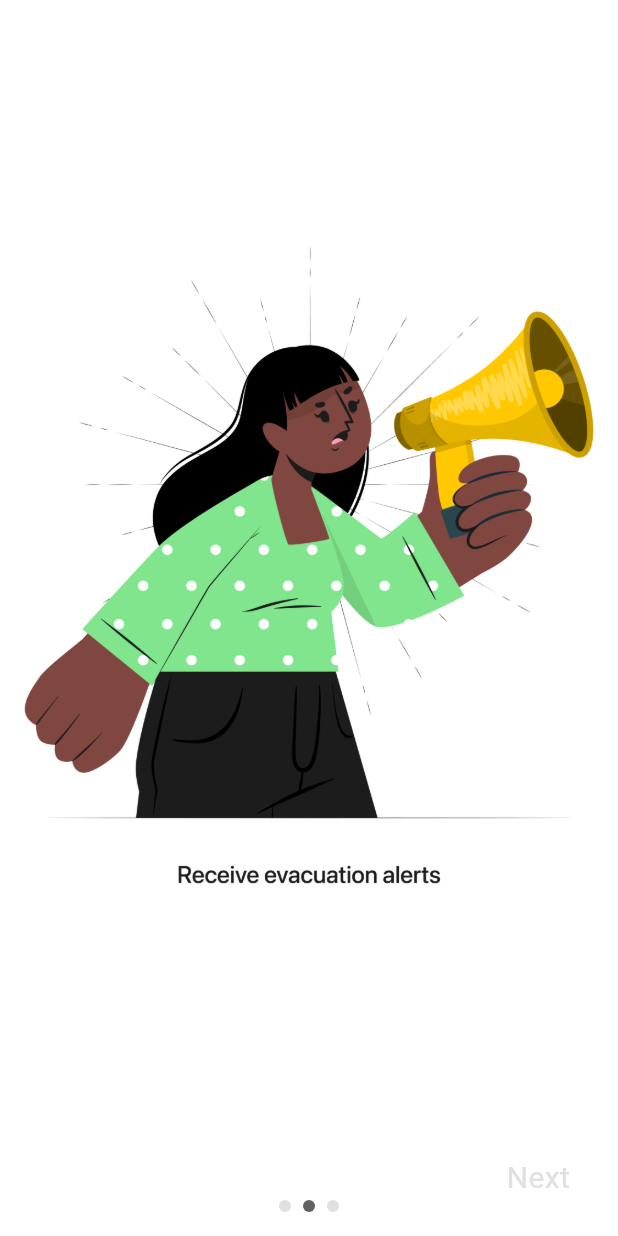
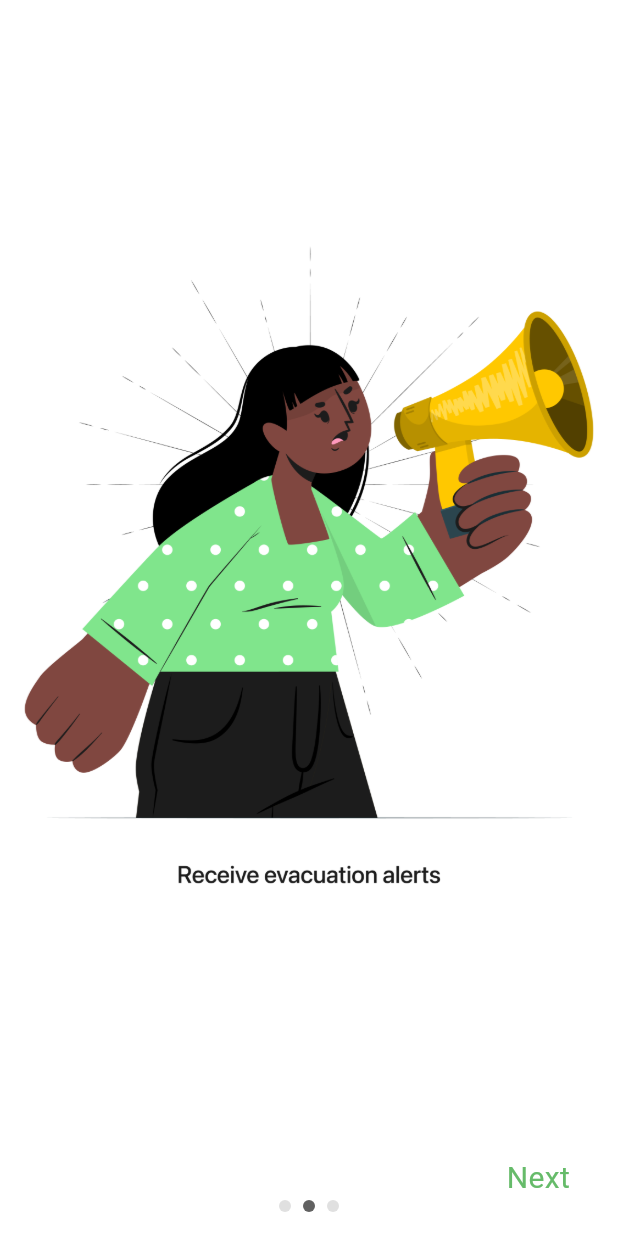
Before and after one commit to ISIS3510-Seccion-2-Grupo-21/resq-flutter, a Flutter app: the screen it shows after launch, after a tap on "Next", on a phone screen of 412 x 824 dp. Run offline on Flutter 3.47's test engine with Material 3 defaults, Android fonts, the light colour scheme and no system bars; our stand-ins replace bloc, card_swiper, cloud_firestore, connectivity_plus, equatable, firebase_auth and 7 more; missing offline and left inert: shake; accounts and stored records are empty.

Commit message:
Business question type 2

```diff
--- a/lib/screens/onboarding/onboarding_parent_screen.dart
+++ b/lib/screens/onboarding/onboarding_parent_screen.dart
@@ -5,6 +5,7 @@ import 'package:resq/screens/onboarding/onboarding_screen2.dart';
 import 'package:resq/screens/onboarding/onboarding_screen3.dart';
 import 'package:resq/screens/onboarding/final_onboarding_screen.dart';
 import 'package:connectivity_plus/connectivity_plus.dart';
+import 'package:resq/screens/onboarding/onboarding_screen4.dart';
 
 class OnboardingParentScreen extends StatefulWidget {
   @override
@@ -30,7 +31,8 @@ class _OnboardingParentScreenState extends State<OnboardingParentScreen> {
       OnboardingScreen1(navigateToNextScreen),
       OnboardingScreen2(navigateToNextScreen),
       OnboardingScreen3(navigateToNextScreen),
-      FinalOnboardingScreen(),
+      OnboardingScreen4(navigateToNextScreen),
+      const FinalOnboardingScreen(),
     ];
   }
 
--- a/lib/screens/onboarding/onboarding_screen1.dart
+++ b/lib/screens/onboarding/onboarding_screen1.dart
@@ -33,7 +33,7 @@ class OnboardingScreen1 extends StatelessWidget {
                     'Next',
                     style: TextStyle(
                       fontSize: 20,
-                      color: Colors.grey[300],
+                      color: Colors.green[400],
                     ),
                   ),
                 ),
--- a/lib/screens/onboarding/onboarding_screen2.dart
+++ b/lib/screens/onboarding/onboarding_screen2.dart
@@ -32,7 +32,7 @@ class OnboardingScreen2 extends StatelessWidget {
                     'Next',
                     style: TextStyle(
                       fontSize: 20,
-                      color: Colors.grey[300],
+                      color: Colors.green[400],
                     ),
                   ),
                 ),
--- a/lib/screens/onboarding/onboarding_screen3.dart
+++ b/lib/screens/onboarding/onboarding_screen3.dart
@@ -23,7 +23,7 @@ class OnboardingScreen3 extends StatelessWidget {
               child: InkWell(
                 onTap: navigateToNextScreen,
                 child: Container(
-                  padding: EdgeInsets.symmetric(horizontal: 16, vertical: 8),
+                  padding: const EdgeInsets.symmetric(horizontal: 16, vertical: 8),
                   decoration: BoxDecoration(
                     color: Colors.transparent,
                     borderRadius: BorderRadius.circular(8),
@@ -32,7 +32,7 @@ class OnboardingScreen3 extends StatelessWidget {
                     'Next',
                     style: TextStyle(
                       fontSize: 20,
-                      color: Colors.grey[300],
+                      color: Colors.green[400],
                     ),
                   ),
                 ),
--- /dev/null
+++ b/lib/screens/onboarding/onboarding_screen4.dart
@@ -0,0 +1,112 @@
+import 'package:flutter/material.dart';
+import 'package:firebase_core/firebase_core.dart';
+import 'package:cloud_firestore/cloud_firestore.dart';
+
+class OnboardingScreen4 extends StatelessWidget {
+  final VoidCallback navigateToNextScreen;
+
+  const OnboardingScreen4(this.navigateToNextScreen, {Key? key});
+
+  @override
+  Widget build(BuildContext context) {
+    return MaterialApp(
+      home: Scaffold(
+        body: Stack(
+          children: [
+            StudentCounter(navigateToNextScreen: navigateToNextScreen),
+            Align(
+            alignment: Alignment.bottomRight,
+            child: Padding(
+              padding: const EdgeInsets.all(16.0),
+              child: InkWell(
+                onTap: navigateToNextScreen,
+                child: Container(
+                  padding: const EdgeInsets.symmetric(horizontal: 16, vertical: 8),
+                  decoration: BoxDecoration(
+                    color: Colors.transparent,
+                    borderRadius: BorderRadius.circular(8),
+                  ),
+                  child: Text(
+                    'Next',
+                    style: TextStyle(
+                      fontSize: 20,
+                      color: Colors.green[400],
+                    ),
+                  ),
+                ),
+              ),
+            ),
+          ),
+          ],
+        ),
+      ),
+    );
+  }
+}
+
+class StudentCounter extends StatefulWidget {
+  final VoidCallback navigateToNextScreen;
+
+  const StudentCounter({super.key, required this.navigateToNextScreen});
+
+  @override
+  // ignore: library_private_types_in_public_api
+  _StudentCounterState createState() => _StudentCounterState();
+}
+
+class _StudentCounterState extends State<StudentCounter> {
+  late Stream<QuerySnapshot> _studentsStream;
+
+  @override
+  void initState() {
+    super.initState();
+    initializeFirebase(); // Initialize Firebase
+    _studentsStream = FirebaseFirestore.instance
+        .collection('users')
+        .where('role', isEqualTo: 'student')
+        .snapshots();
+  }
+
+  // Initialize Firebase
+  Future<void> initializeFirebase() async {
+    await Firebase.initializeApp();
+  }
+
+  @override
+  Widget build(BuildContext context) {
+    return Center(
+      child: Column(
+        mainAxisAlignment: MainAxisAlignment.center,
+        children: [
+          StreamBuilder<QuerySnapshot>(
+            stream: _studentsStream,
+            builder: (context, AsyncSnapshot<QuerySnapshot> snapshot) {
+              if (snapshot.connectionState == ConnectionState.waiting) {
+                return const CircularProgressIndicator();
+              }
+
+              int studentCount = snapshot.data?.docs.length ?? 0;
+
+              return Center(
+              child: AnimatedSwitcher(
+                duration: const Duration(milliseconds: 500),
+                child: Text(
+                  'Join the community that is now conformed by ' +
+                  '$studentCount! students from your university',
+                  key: ValueKey<int>(studentCount),
+                  style: const TextStyle(
+                    fontSize: 35.0,
+                    fontWeight: FontWeight.bold, // Change the color here
+                    fontFamily: 'DM Sans', // Ensure the font family is set
+                  ),
+                  textAlign: TextAlign.center,
+                ),
+              ),
+            );
+            },
+          ),
+        ],
+      ),
+    );
+  }
+}
```
